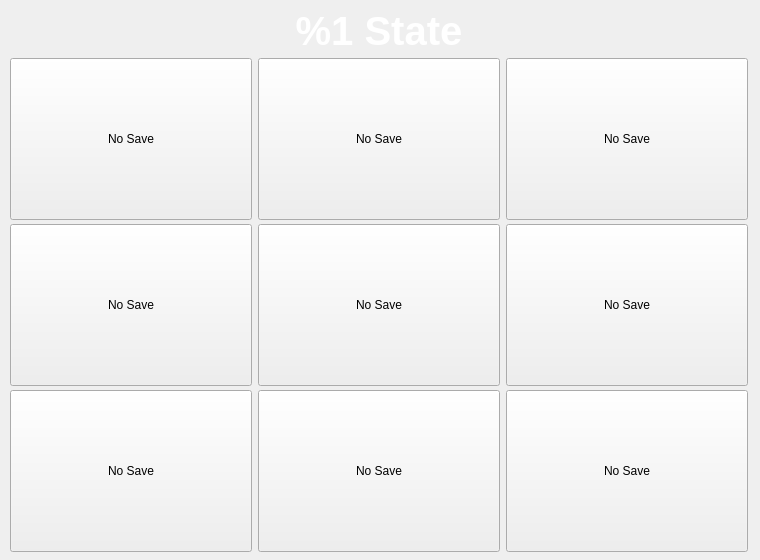
Qt form Libretro/mgba/src/platform/qt/LoadSaveState.ui (kiddreads/Avalon-copy2) before a commit.
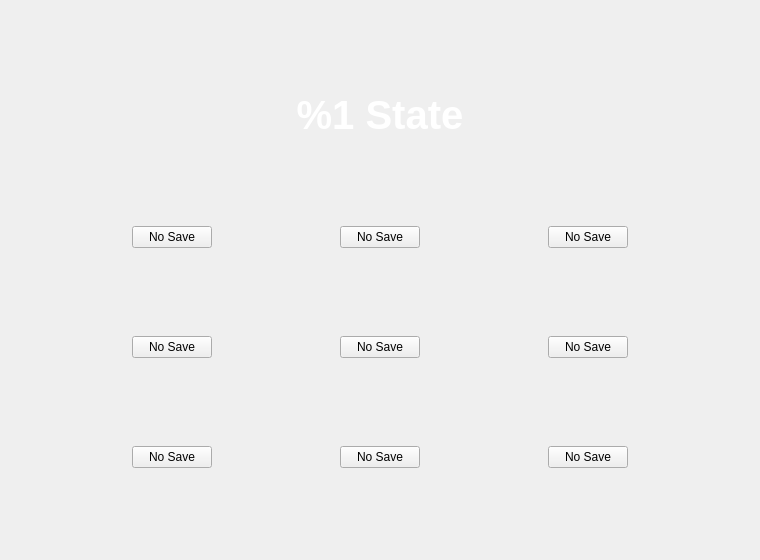
The same form after that commit. Custom widgets are drawn as their Qt base class.

Commit message: Qt: Enable savestates for GB games

What changed in the file:
```diff
--- a/Libretro/mgba/src/platform/qt/LoadSaveState.ui
+++ b/Libretro/mgba/src/platform/qt/LoadSaveState.ui
@@ -37,12 +37,6 @@
        <verstretch>0</verstretch>
       </sizepolicy>
      </property>
-     <property name="maximumSize">
-      <size>
-       <width>242</width>
-       <height>162</height>
-      </size>
-     </property>
      <property name="text">
       <string>No Save</string>
      </property>
@@ -65,12 +59,6 @@
        <verstretch>0</verstretch>
       </sizepolicy>
      </property>
-     <property name="maximumSize">
-      <size>
-       <width>242</width>
-       <height>162</height>
-      </size>
-     </property>
      <property name="text">
       <string>No Save</string>
      </property>
@@ -115,12 +103,6 @@
        <verstretch>0</verstretch>
       </sizepolicy>
      </property>
-     <property name="maximumSize">
-      <size>
-       <width>242</width>
-       <height>162</height>
-      </size>
-     </property>
      <property name="text">
       <string>No Save</string>
      </property>
@@ -143,12 +125,6 @@
        <verstretch>0</verstretch>
       </sizepolicy>
      </property>
-     <property name="maximumSize">
-      <size>
-       <width>242</width>
-       <height>162</height>
-      </size>
-     </property>
      <property name="text">
       <string>No Save</string>
      </property>
@@ -171,12 +147,6 @@
        <verstretch>0</verstretch>
       </sizepolicy>
      </property>
-     <property name="maximumSize">
-      <size>
-       <width>242</width>
-       <height>162</height>
-      </size>
-     </property>
      <property name="text">
       <string>No Save</string>
      </property>
@@ -199,12 +169,6 @@
        <verstretch>0</verstretch>
       </sizepolicy>
      </property>
-     <property name="maximumSize">
-      <size>
-       <width>242</width>
-       <height>162</height>
-      </size>
-     </property>
      <property name="text">
       <string>No Save</string>
      </property>
@@ -227,12 +191,6 @@
        <verstretch>0</verstretch>
       </sizepolicy>
      </property>
-     <property name="maximumSize">
-      <size>
-       <width>242</width>
-       <height>162</height>
-      </size>
-     </property>
      <property name="text">
       <string>No Save</string>
      </property>
@@ -255,12 +213,6 @@
        <verstretch>0</verstretch>
       </sizepolicy>
      </property>
-     <property name="maximumSize">
-      <size>
-       <width>242</width>
-       <height>162</height>
-      </size>
-     </property>
      <property name="text">
       <string>No Save</string>
      </property>
@@ -283,12 +235,6 @@
        <verstretch>0</verstretch>
       </sizepolicy>
      </property>
-     <property name="maximumSize">
-      <size>
-       <width>242</width>
-       <height>162</height>
-      </size>
-     </property>
      <property name="text">
       <string>No Save</string>
      </property>
```
The commit also changes 2 other files.
